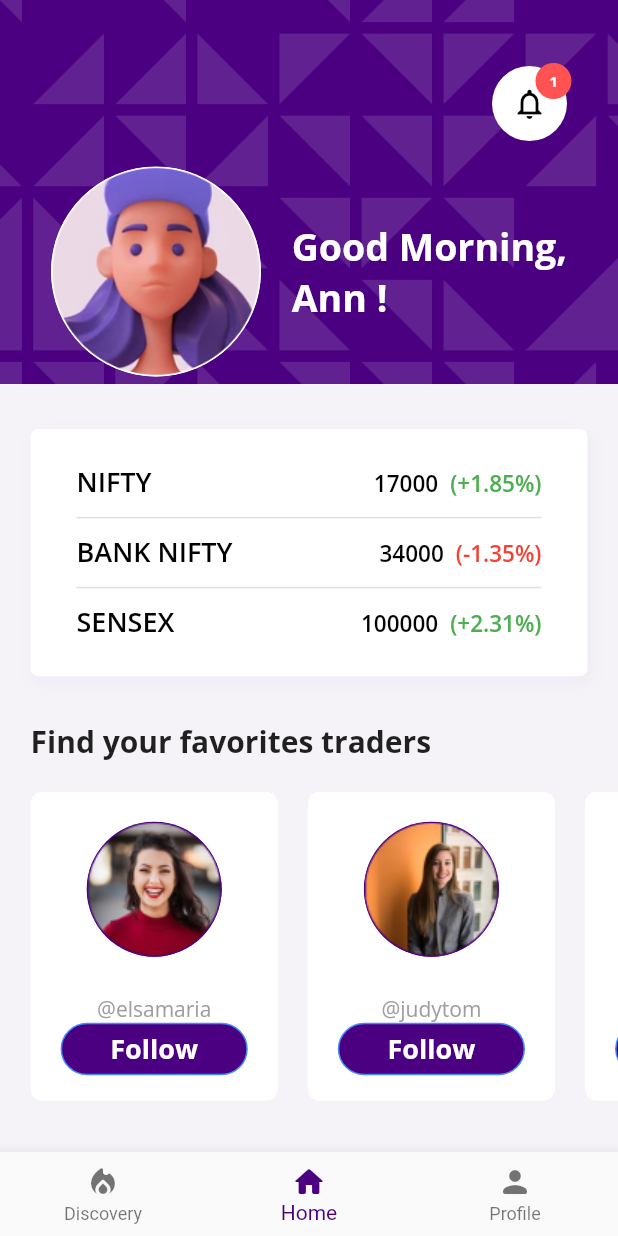
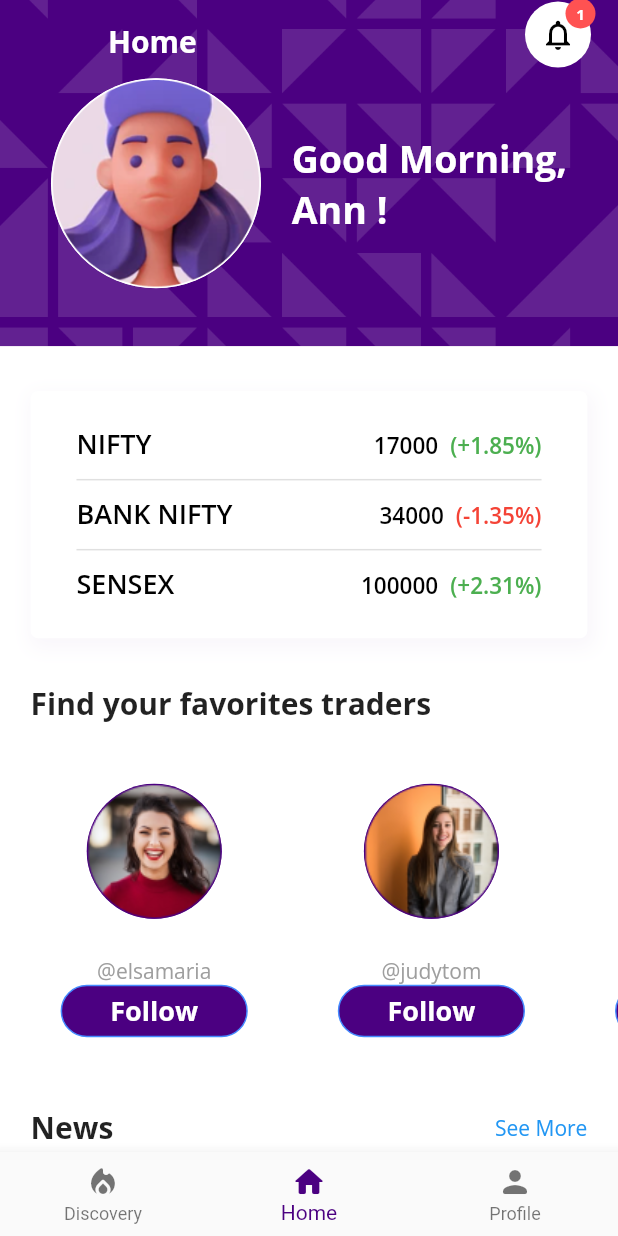
Before and after one commit to aninarafath6/incom-app, a Flutter app: the HomeView screen opened by its route, on a phone screen of 412 x 824 dp. Run offline on Flutter 3.47's test engine with Material 2 defaults, Android fonts, the phone set to English and light mode, and no system bars; our stand-ins replace flutter_svg, get, google_fonts.

Commit message:
home app bar to silver app bar

```diff
--- a/lib/views/home_view/widgets/notification_icon.widget.dart
+++ b/lib/views/home_view/widgets/notification_icon.widget.dart
@@ -8,13 +8,15 @@ class NotificationIcon extends StatelessWidget {
 
   @override
   Widget build(BuildContext context) {
-    return Align(
+    return Padding(
+      padding: const EdgeInsets.only(right: 18.0, bottom: 10),
+      child: Align(
         alignment: Alignment.centerRight,
         child: Stack(
           clipBehavior: Clip.none,
           children: [
             const CircleAvatar(
-            radius: 25,
+              radius: 22,
               backgroundColor: Colors.white,
               child: Icon(
                 Icons.notifications_outlined,
@@ -25,7 +27,7 @@ class NotificationIcon extends StatelessWidget {
               right: -3,
               top: -2,
               child: CircleAvatar(
-              radius: 12,
+                radius: 10,
                 backgroundColor: Colors.redAccent,
                 child: Text(
                   '1',
@@ -39,6 +41,7 @@ class NotificationIcon extends StatelessWidget {
             ),
           ],
         ),
+      ),
     );
   }
 }
--- a/lib/views/screens/home_screen/home.screen.dart
+++ b/lib/views/screens/home_screen/home.screen.dart
@@ -4,7 +4,9 @@ import 'package:flutter/material.dart';
 import 'package:google_fonts/google_fonts.dart';
 import 'package:incom/constants/app_colors.dart';
 import 'package:incom/constants/app_sizes.dart';
-import 'package:incom/views/home_view/widgets/appbar.dart';
+import 'package:incom/utils/dimension.dart';
+import 'package:incom/views/home_view/widgets/notification_icon.widget.dart';
+import 'package:incom/views/onboarding_view/onboarding.index.dart';
 import 'package:incom/views/screens/home_screen/widgets/favoraite_traders.widget.dart';
 import 'package:incom/views/screens/home_screen/widgets/news_list.widget.dart';
 import 'package:incom/views/screens/home_screen/widgets/status_banner.widget.dart';
@@ -17,21 +19,74 @@ class HomeScreen extends StatelessWidget {
 
   @override
   Widget build(BuildContext context) {
-    return Column(
+    return CustomScrollView(
+      // mainAxisAlignment: MainAxisAlignment.center,
+      // crossAxisAlignment: CrossAxisAlignment.center,
+      slivers: [
+        SliverAppBar(
+          expandedHeight: context.getHeight(28),
+          backgroundColor: AppColors.primaryColor,
+          leading: const SizedBox(),
+          pinned: true,
+          snap: false,
+          flexibleSpace: FlexibleSpaceBar(
+            background: Stack(
+              children: [
+                Positioned(
+                  top: 0,
+                  bottom: 0,
+                  left: 0,
+                  right: 0,
+                  child: Image.asset(
+                    AppImages.homeBanner,
+                    fit: BoxFit.cover,
+                  ),
+                ),
+                Column(
+                  crossAxisAlignment: CrossAxisAlignment.center,
                   mainAxisAlignment: MainAxisAlignment.center,
-      crossAxisAlignment: CrossAxisAlignment.center,
                   children: [
-        const HomeAppBar(),
-        Expanded(
-          flex: 2,
-          child: Container(
-            height: double.infinity,
-            padding: const EdgeInsets.symmetric(
-                // horizontal: AppSizes.defaultPaddings * .60,
+                    const Spacer(flex: 4),
+                    Center(
+                      child: Padding(
+                        padding: const EdgeInsets.all(AppSizes.defaultPaddings),
+                        child: Row(
+                          mainAxisAlignment: MainAxisAlignment.spaceBetween,
+                          children: [
+                            const CircleAvatar(
+                              radius: 70,
+                              backgroundColor: Colors.white,
+                              backgroundImage: AssetImage(
+                                AppImages.userAvatar,
                               ),
-            color: AppColors.pink,
-            child: CustomScrollView(
-              slivers: [
+                            ),
+                            // SizedBox(width: 20),
+                            Text(
+                              "Good Morning,\nAnn !",
+                              style: GoogleFonts.openSans(
+                                color: Colors.white,
+                                fontWeight: FontWeight.w700,
+                                fontSize: 25,
+                              ),
+                            )
+                          ],
+                        ),
+                      ),
+                    ),
+                    const Spacer(),
+                  ],
+                )
+              ],
+            ),
+          ),
+          title: Text(
+            'Home',
+            style: GoogleFonts.openSans(fontWeight: FontWeight.w700),
+          ),
+          actions: const [
+            NotificationIcon(),
+          ],
+        ),
         SliverList(
           delegate: SliverChildListDelegate(
             [
@@ -76,10 +131,7 @@ class HomeScreen extends StatelessWidget {
         ),
         NewsList(),
       ],
-            ),
-          ),
-        ),
-      ],
     );
   }
 }
+//  const HomeAppBar(),
```
Lines whose indentation alone changed are shown as unchanged.
